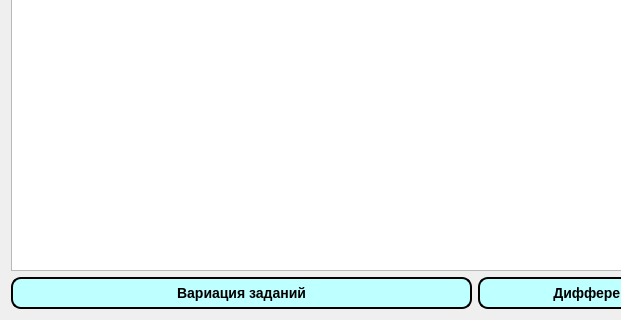
This is analyzeres.ui in gunmaden/IS-AOOZ as Qt 5 draws it before an edit; both pictures show x 0 to 621 and y 238 to 558 of the 1418 by 558 pixel window. The edited form follows.
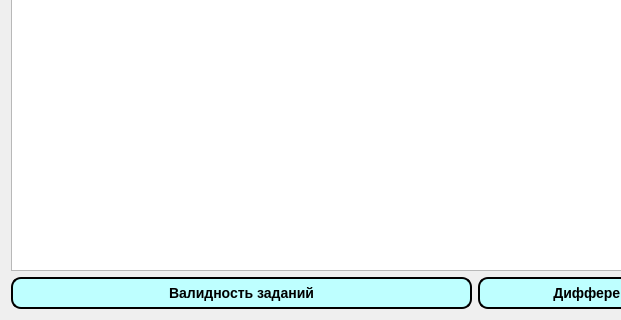
This is the edited form. Icons and pictures are not drawn.

The edit to the form file:
```diff
--- a/analyzeres.ui
+++ b/analyzeres.ui
@@ -82,7 +82,7 @@
  }</string>
          </property>
          <property name="text">
-          <string>Вариация заданий</string>
+          <string>Валидность заданий</string>
          </property>
         </widget>
        </item>
```
